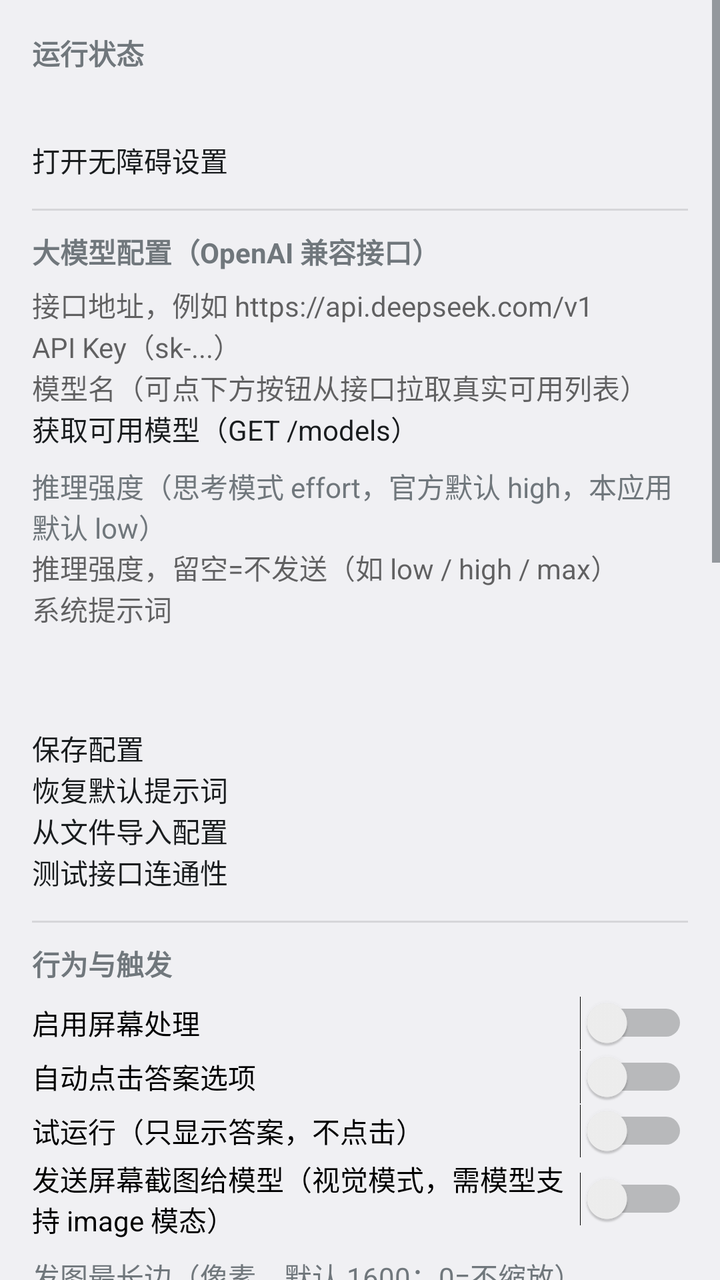
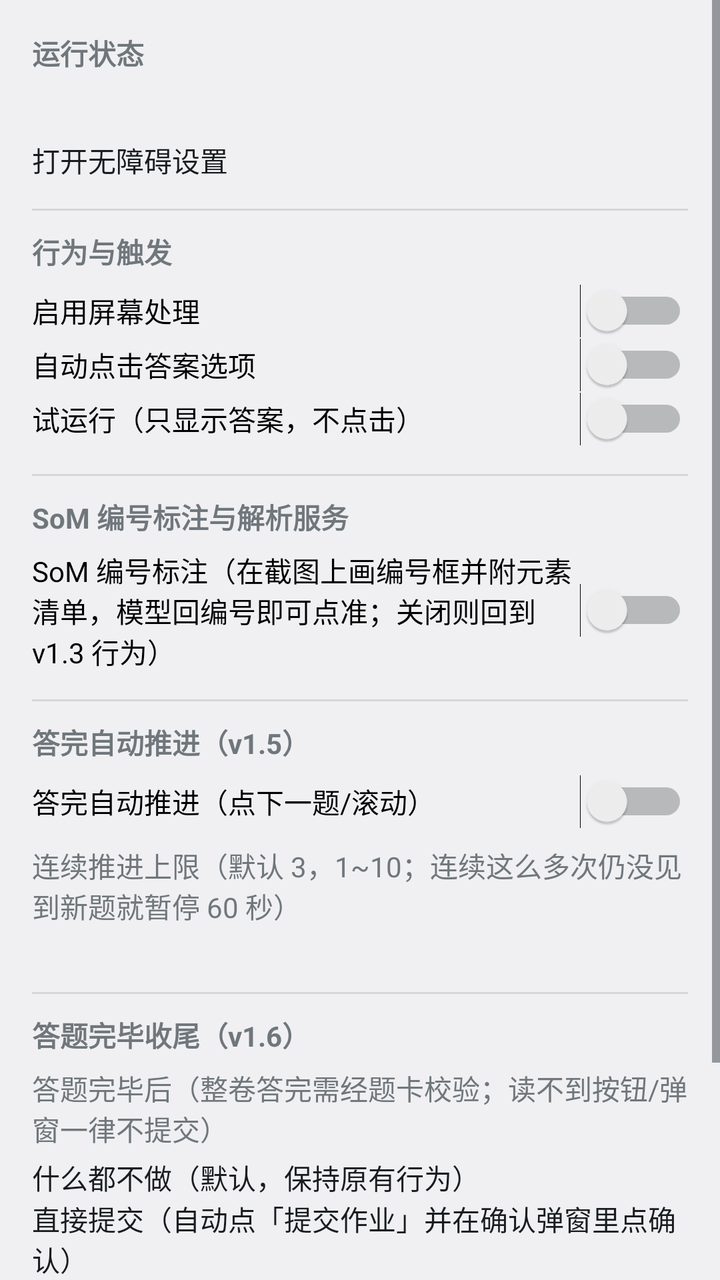

Screens rendered from an Android XML layout before and after an edit, with the pre-edit source and the edit as a unified diff.
<!-- AndroidManifest.xml: application theme AppTheme -->
<!-- res/layout/activity_main.xml -->
<?xml version="1.0" encoding="utf-8"?>
<ScrollView xmlns:android="http://schemas.android.com/apk/res/android"
    android:id="@+id/rootScroll"
    android:layout_width="match_parent"
    android:layout_height="match_parent"
    android:clipToPadding="false"
    android:fillViewport="true"
    android:focusable="true"
    android:focusableInTouchMode="true"
    android:fitsSystemWindows="true">

    <LinearLayout
        android:layout_width="match_parent"
        android:layout_height="wrap_content"
        android:orientation="vertical"
        android:padding="16dp">

        
        <TextView
            android:layout_width="match_parent"
            android:layout_height="wrap_content"
            android:paddingBottom="6dp"
            android:text="@string/sec_status"
            android:textStyle="bold" />

        <TextView
            android:id="@+id/statusText"
            android:layout_width="match_parent"
            android:layout_height="wrap_content"
            android:paddingBottom="8dp"
            android:text="" />

        <Button
            android:id="@+id/btnOpenA11y"
            android:layout_width="match_parent"
            android:layout_height="wrap_content"
            android:text="@string/btn_open_a11y" />

        <View
            android:layout_width="match_parent"
            android:layout_height="1dp"
            android:layout_marginTop="14dp"
            android:layout_marginBottom="10dp"
            android:background="?android:attr/listDivider" />

        
        <TextView
            android:layout_width="match_parent"
            android:layout_height="wrap_content"
            android:paddingBottom="6dp"
            android:text="@string/sec_config"
            android:textStyle="bold" />

        <EditText
            android:id="@+id/etBaseUrl"
            android:layout_width="match_parent"
            android:layout_height="wrap_content"
            android:hint="@string/hint_base_url"
            android:importantForAutofill="no"
            android:inputType="textUri"
            android:maxLines="1" />

        <EditText
            android:id="@+id/etApiKey"
            android:layout_width="match_parent"
            android:layout_height="wrap_content"
            android:hint="@string/hint_api_key"
            android:importantForAutofill="no"
            android:inputType="textPassword"
            android:maxLines="1" />

        <EditText
            android:id="@+id/etModel"
            android:layout_width="match_parent"
            android:layout_height="wrap_content"
            android:hint="@string/hint_model"
            android:importantForAutofill="no"
            android:inputType="text"
            android:maxLines="1" />

        <Button
            android:id="@+id/btnListModels"
            android:layout_width="match_parent"
            android:layout_height="wrap_content"
            android:text="@string/btn_list_models"
            android:textAllCaps="false" />

        <TextView
            android:layout_width="match_parent"
            android:layout_height="wrap_content"
            android:paddingTop="8dp"
            android:text="@string/lbl_reasoning_effort" />

        <EditText
            android:id="@+id/etReasoningEffort"
            android:layout_width="match_parent"
            android:layout_height="wrap_content"
            android:hint="@string/hint_reasoning_effort"
            android:importantForAutofill="no"
            android:inputType="text"
            android:maxLines="1" />

        <EditText
            android:id="@+id/etSystemPrompt"
            android:layout_width="match_parent"
            android:layout_height="wrap_content"
            android:gravity="top|start"
            android:hint="@string/hint_system_prompt"
            android:importantForAutofill="no"
            android:inputType="textMultiLine"
            android:minLines="4" />

        <Button
            android:id="@+id/btnSave"
            android:layout_width="match_parent"
            android:layout_height="wrap_content"
            android:text="@string/btn_save" />

        <Button
            android:id="@+id/btnDefaultPrompt"
            android:layout_width="match_parent"
            android:layout_height="wrap_content"
            android:text="@string/btn_default_prompt" />

        <Button
            android:id="@+id/btnImportConfig"
            android:layout_width="match_parent"
            android:layout_height="wrap_content"
            android:text="@string/btn_import_config" />

        <Button
            android:id="@+id/btnTest"
            android:layout_width="match_parent"
            android:layout_height="wrap_content"
            android:text="@string/btn_test" />

        <View
            android:layout_width="match_parent"
            android:layout_height="1dp"
            android:layout_marginTop="14dp"
            android:layout_marginBottom="10dp"
            android:background="?android:attr/listDivider" />

        
        <TextView
            android:layout_width="match_parent"
            android:layout_height="wrap_content"
            android:paddingBottom="6dp"
            android:text="@string/sec_behavior"
            android:textStyle="bold" />

        <Switch
            android:id="@+id/swProcessing"
            android:layout_width="match_parent"
            android:layout_height="wrap_content"
            android:text="@string/sw_processing" />

        <Switch
            android:id="@+id/swAutoClick"
            android:layout_width="match_parent"
            android:layout_height="wrap_content"
            android:text="@string/sw_auto_click" />

        <Switch
            android:id="@+id/swDryRun"
            android:layout_width="match_parent"
            android:layout_height="wrap_content"
            android:text="@string/sw_dry_run" />

        <Switch
            android:id="@+id/swSendScreenshot"
            android:layout_width="match_parent"
            android:layout_height="wrap_content"
            android:text="@string/sw_send_screenshot" />

        <TextView
            android:layout_width="match_parent"
            android:layout_height="wrap_content"
            android:paddingTop="8dp"
            android:text="@string/lbl_image_max_side" />

        <EditText
            android:id="@+id/etImageMaxSide"
            android:layout_width="match_parent"
            android:layout_height="wrap_content"
            android:importantForAutofill="no"
            android:inputType="number" />

        <TextView
            android:layout_width="match_parent"
            android:layout_height="wrap_content"
            android:paddingTop="8dp"
            android:text="@string/lbl_poll_interval" />

        <EditText
            android:id="@+id/etPollInterval"
            android:layout_width="match_parent"
            android:layout_height="wrap_content"
            android:importantForAutofill="no"
            android:inputType="number" />

        <TextView
            android:layout_width="match_parent"
            android:layout_height="wrap_content"
            android:paddingTop="8dp"
            android:text="@string/lbl_ocr_scale" />

        <EditText
            android:id="@+id/etOcrScale"
            android:layout_width="match_parent"
            android:layout_height="wrap_content"
            android:importantForAutofill="no"
            android:inputType="number" />

        <TextView
            android:layout_width="match_parent"
            android:layout_height="wrap_content"
            android:paddingTop="8dp"
            android:text="@string/lbl_min_score" />

        <EditText
            android:id="@+id/etMinScore"
            android:layout_width="match_parent"
            android:layout_height="wrap_content"
            android:importantForAutofill="no"
            android:inputType="number" />

        <TextView
            android:layout_width="match_parent"
            android:layout_height="wrap_content"
            android:paddingTop="8dp"
            android:text="@string/lbl_debounce" />

        <EditText
            android:id="@+id/etDebounce"
            android:layout_width="match_parent"
            android:layout_height="wrap_content"
            android:importantForAutofill="no"
            android:inputType="number" />

        <TextView
            android:layout_width="match_parent"
            android:layout_height="wrap_content"
            android:paddingTop="8dp"
            android:text="@string/lbl_min_conf" />

        <EditText
            android:id="@+id/etMinConf"
            android:layout_width="match_parent"
            android:layout_height="wrap_content"
            android:importantForAutofill="no"
            android:inputType="numberDecimal" />

        <TextView
            android:layout_width="match_parent"
            android:layout_height="wrap_content"
            android:paddingTop="8dp"
            android:text="@string/lbl_dedup" />

        <EditText
            android:id="@+id/etDedup"
            android:layout_width="match_parent"
            android:layout_height="wrap_content"
            android:importantForAutofill="no"
            android:inputType="number" />

        <TextView
            android:layout_width="match_parent"
            android:layout_height="wrap_content"
            android:paddingTop="8dp"
            android:text="@string/lbl_timeout" />

        <EditText
            android:id="@+id/etTimeout"
            android:layout_width="match_parent"
            android:layout_height="wrap_content"
            android:importantForAutofill="no"
            android:inputType="number" />

        <View
            android:layout_width="match_parent"
            android:layout_height="1dp"
            android:layout_marginTop="14dp"
            android:layout_marginBottom="10dp"
            android:background="?android:attr/listDivider" />

        
        <TextView
            android:layout_width="match_parent"
            android:layout_height="wrap_content"
            android:paddingBottom="6dp"
            android:text="@string/sec_log"
            android:textStyle="bold" />

        <LinearLayout
            android:layout_width="match_parent"
            android:layout_height="wrap_content"
            android:orientation="horizontal">

            <Button
                android:id="@+id/btnRefreshLog"
                android:layout_width="0dp"
                android:layout_height="wrap_content"
                android:layout_weight="1"
                android:text="@string/btn_refresh_log" />

            <Button
                android:id="@+id/btnClearLog"
                android:layout_width="0dp"
                android:layout_height="wrap_content"
                android:layout_weight="1"
                android:text="@string/btn_clear_log" />
        </LinearLayout>

        <ScrollView
            android:id="@+id/logScroll"
            android:layout_width="match_parent"
            android:layout_height="320dp"
            android:layout_marginTop="6dp"
            android:background="?android:attr/colorBackground"
            android:padding="6dp">

            <TextView
                android:id="@+id/logText"
                android:layout_width="match_parent"
                android:layout_height="wrap_content"
                android:fontFamily="monospace"
                android:text=""
                android:textSize="11sp" />
        </ScrollView>

    </LinearLayout>
</ScrollView>
<!-- resources referenced by this layout -->
<resources>
  <string name="btn_clear_log">清空日志</string>
  <string name="btn_default_prompt">恢复默认提示词</string>
  <string name="btn_import_config">从文件导入配置</string>
  <string name="btn_list_models">获取可用模型（GET /models）</string>
  <string name="btn_open_a11y">打开无障碍设置</string>
  <string name="btn_refresh_log">刷新日志</string>
  <string name="btn_save">保存配置</string>
  <string name="btn_test">测试接口连通性</string>
  <string name="hint_api_key">API Key（sk-...）</string>
  <string name="hint_base_url">接口地址，例如 https://api.deepseek.com/v1</string>
  <string name="hint_model">模型名（可点下方按钮从接口拉取真实可用列表）</string>
  <string name="hint_reasoning_effort">推理强度，留空=不发送（如 low / high / max）</string>
  <string name="hint_system_prompt">系统提示词</string>
  <string name="lbl_debounce">截图去抖（毫秒，默认 1200）</string>
  <string name="lbl_dedup">同一屏去重时长（秒，默认 45）</string>
  <string name="lbl_image_max_side">发图最长边（像素，默认 1600；0=不缩放）</string>
  <string name="lbl_min_conf">点击所需最低置信度（默认 0.5）</string>
  <string name="lbl_min_score">题目判定阈值（分值，默认 3）</string>
  <string name="lbl_ocr_scale">OCR 缩放百分比（30~100，默认 100；调低省电但小字可能漏认）</string>
  <string name="lbl_poll_interval">轮询间隔（毫秒，默认 2000；0=关闭轮询只靠无障碍事件）</string>
  <string name="lbl_reasoning_effort">推理强度（思考模式 effort，官方默认 high，本应用默认 low）</string>
  <string name="lbl_timeout">接口超时（毫秒，默认 30000）</string>
  <string name="sec_behavior">行为与触发</string>
  <string name="sec_config">大模型配置（OpenAI 兼容接口）</string>
  <string name="sec_log">运行日志</string>
  <string name="sec_status">运行状态</string>
  <string name="sw_auto_click">自动点击答案选项</string>
  <string name="sw_dry_run">试运行（只显示答案，不点击）</string>
  <string name="sw_processing">启用屏幕处理</string>
  <string name="sw_send_screenshot">发送屏幕截图给模型（视觉模式，需模型支持 image 模态）</string>
  <style name="AppTheme" parent="@android:style/Theme.DeviceDefault.DayNight" />
</resources>

<!-- the commit's change to res/layout/activity_main.xml (unified diff, before → after) -->
@@ -48,104 +48,6 @@
             android:layout_width="match_parent"
             android:layout_height="wrap_content"
             android:paddingBottom="6dp"
-            android:text="@string/sec_config"
-            android:textStyle="bold" />
-
-        <EditText
-            android:id="@+id/etBaseUrl"
-            android:layout_width="match_parent"
-            android:layout_height="wrap_content"
-            android:hint="@string/hint_base_url"
-            android:importantForAutofill="no"
-            android:inputType="textUri"
-            android:maxLines="1" />
-
-        <EditText
-            android:id="@+id/etApiKey"
-            android:layout_width="match_parent"
-            android:layout_height="wrap_content"
-            android:hint="@string/hint_api_key"
-            android:importantForAutofill="no"
-            android:inputType="textPassword"
-            android:maxLines="1" />
-
-        <EditText
-            android:id="@+id/etModel"
-            android:layout_width="match_parent"
-            android:layout_height="wrap_content"
-            android:hint="@string/hint_model"
-            android:importantForAutofill="no"
-            android:inputType="text"
-            android:maxLines="1" />
-
-        <Button
-            android:id="@+id/btnListModels"
-            android:layout_width="match_parent"
-            android:layout_height="wrap_content"
-            android:text="@string/btn_list_models"
-            android:textAllCaps="false" />
-
-        <TextView
-            android:layout_width="match_parent"
-            android:layout_height="wrap_content"
-            android:paddingTop="8dp"
-            android:text="@string/lbl_reasoning_effort" />
-
-        <EditText
-            android:id="@+id/etReasoningEffort"
-            android:layout_width="match_parent"
-            android:layout_height="wrap_content"
-            android:hint="@string/hint_reasoning_effort"
-            android:importantForAutofill="no"
-            android:inputType="text"
-            android:maxLines="1" />
-
-        <EditText
-            android:id="@+id/etSystemPrompt"
-            android:layout_width="match_parent"
-            android:layout_height="wrap_content"
-            android:gravity="top|start"
-            android:hint="@string/hint_system_prompt"
-            android:importantForAutofill="no"
-            android:inputType="textMultiLine"
-            android:minLines="4" />
-
-        <Button
-            android:id="@+id/btnSave"
-            android:layout_width="match_parent"
-            android:layout_height="wrap_content"
-            android:text="@string/btn_save" />
-
-        <Button
-            android:id="@+id/btnDefaultPrompt"
-            android:layout_width="match_parent"
-            android:layout_height="wrap_content"
-            android:text="@string/btn_default_prompt" />
-
-        <Button
-            android:id="@+id/btnImportConfig"
-            android:layout_width="match_parent"
-            android:layout_height="wrap_content"
-            android:text="@string/btn_import_config" />
-
-        <Button
-            android:id="@+id/btnTest"
-            android:layout_width="match_parent"
-            android:layout_height="wrap_content"
-            android:text="@string/btn_test" />
-
-        <View
-            android:layout_width="match_parent"
-            android:layout_height="1dp"
-            android:layout_marginTop="14dp"
-            android:layout_marginBottom="10dp"
-            android:background="?android:attr/listDivider" />
-
-        
-        <TextView
-            android:layout_width="match_parent"
-            android:layout_height="wrap_content"
-            android:paddingBottom="6dp"
             android:text="@string/sec_behavior"
             android:textStyle="bold" />
 
@@ -167,111 +69,56 @@
             android:layout_height="wrap_content"
             android:text="@string/sw_dry_run" />
 
-        <Switch
-            android:id="@+id/swSendScreenshot"
+        <View
+            android:layout_width="match_parent"
+            android:layout_height="1dp"
+            android:layout_marginTop="14dp"
+            android:layout_marginBottom="10dp"
+            android:background="?android:attr/listDivider" />
+
+        
+        <TextView
             android:layout_width="match_parent"
             android:layout_height="wrap_content"
-            android:text="@string/sw_send_screenshot" />
+            android:paddingBottom="6dp"
+            android:text="@string/sec_som"
+            android:textStyle="bold" />
+
+        <Switch
+            android:id="@+id/swSom"
+            android:layout_width="match_parent"
+            android:layout_height="wrap_content"
+            android:text="@string/sw_som" />
+
+        <View
+            android:layout_width="match_parent"
+            android:layout_height="1dp"
+            android:layout_marginTop="14dp"
+            android:layout_marginBottom="10dp"
+            android:background="?android:attr/listDivider" />
+
+        
+        <TextView
+            android:layout_width="match_parent"
+            android:layout_height="wrap_content"
+            android:paddingBottom="6dp"
+            android:text="@string/sec_auto_advance"
+            android:textStyle="bold" />
+
+        <Switch
+            android:id="@+id/swAutoAdvance"
+            android:layout_width="match_parent"
+            android:layout_height="wrap_content"
+            android:text="@string/sw_auto_advance" />
 
         <TextView
             android:layout_width="match_parent"
             android:layout_height="wrap_content"
             android:paddingTop="8dp"
-            android:text="@string/lbl_image_max_side" />
+            android:text="@string/lbl_auto_advance_max_streak" />
 
         <EditText
-            android:id="@+id/etImageMaxSide"
-            android:layout_width="match_parent"
-            android:layout_height="wrap_content"
-            android:importantForAutofill="no"
-            android:inputType="number" />
-
-        <TextView
-            android:layout_width="match_parent"
-            android:layout_height="wrap_content"
-            android:paddingTop="8dp"
-            android:text="@string/lbl_poll_interval" />
-
-        <EditText
-            android:id="@+id/etPollInterval"
-            android:layout_width="match_parent"
-            android:layout_height="wrap_content"
-            android:importantForAutofill="no"
-            android:inputType="number" />
-
-        <TextView
-            android:layout_width="match_parent"
-            android:layout_height="wrap_content"
-            android:paddingTop="8dp"
-            android:text="@string/lbl_ocr_scale" />
-
-        <EditText
-            android:id="@+id/etOcrScale"
-            android:layout_width="match_parent"
-            android:layout_height="wrap_content"
-            android:importantForAutofill="no"
-            android:inputType="number" />
-
-        <TextView
-            android:layout_width="match_parent"
-            android:layout_height="wrap_content"
-            android:paddingTop="8dp"
-            android:text="@string/lbl_min_score" />
-
-        <EditText
-            android:id="@+id/etMinScore"
-            android:layout_width="match_parent"
-            android:layout_height="wrap_content"
-            android:importantForAutofill="no"
-            android:inputType="number" />
-
-        <TextView
-            android:layout_width="match_parent"
-            android:layout_height="wrap_content"
-            android:paddingTop="8dp"
-            android:text="@string/lbl_debounce" />
-
-        <EditText
-            android:id="@+id/etDebounce"
-            android:layout_width="match_parent"
-            android:layout_height="wrap_content"
-            android:importantForAutofill="no"
-            android:inputType="number" />
-
-        <TextView
-            android:layout_width="match_parent"
-            android:layout_height="wrap_content"
-            android:paddingTop="8dp"
-            android:text="@string/lbl_min_conf" />
-
-        <EditText
-            android:id="@+id/etMinConf"
-            android:layout_width="match_parent"
-            android:layout_height="wrap_content"
-            android:importantForAutofill="no"
-            android:inputType="numberDecimal" />
-
-        <TextView
-            android:layout_width="match_parent"
-            android:layout_height="wrap_content"
-            android:paddingTop="8dp"
-            android:text="@string/lbl_dedup" />
-
-        <EditText
-            android:id="@+id/etDedup"
-            android:layout_width="match_parent"
-            android:layout_height="wrap_content"
-            android:importantForAutofill="no"
-            android:inputType="number" />
-
-        <TextView
-            android:layout_width="match_parent"
-            android:layout_height="wrap_content"
-            android:paddingTop="8dp"
-            android:text="@string/lbl_timeout" />
-
-        <EditText
-            android:id="@+id/etTimeout"
+            android:id="@+id/etAutoAdvanceMaxStreak"
             android:layout_width="match_parent"
             android:layout_height="wrap_content"
             android:importantForAutofill="no"
@@ -289,45 +136,58 @@
             android:layout_width="match_parent"
             android:layout_height="wrap_content"
             android:paddingBottom="6dp"
-            android:text="@string/sec_log"
+            android:text="@string/sec_finish"
             android:textStyle="bold" />
 
-        <LinearLayout
+        <TextView
             android:layout_width="match_parent"
             android:layout_height="wrap_content"
-            android:orientation="horizontal">
+            android:paddingBottom="4dp"
+            android:text="@string/lbl_finish_mode" />
 
-            <Button
-                android:id="@+id/btnRefreshLog"
-                android:layout_width="0dp"
-                android:layout_height="wrap_content"
-                android:layout_weight="1"
-                android:text="@string/btn_refresh_log" />
+        <RadioGroup
+            android:id="@+id/rgFinishMode"
+            android:layout_width="match_parent"
+            android:layout_height="wrap_content"
+            android:orientation="vertical">
 
-            <Button
-                android:id="@+id/btnClearLog"
-                android:layout_width="0dp"
-                android:layout_height="wrap_content"
-                android:layout_weight="1"
-                android:text="@string/btn_clear_log" />
-        </LinearLayout>
-
-        <ScrollView
-            android:id="@+id/logScroll"
-            android:layout_width="match_parent"
-            android:layout_height="320dp"
-            android:layout_marginTop="6dp"
-            android:background="?android:attr/colorBackground"
-            android:padding="6dp">
-
-            <TextView
-                android:id="@+id/logText"
+            <RadioButton
+                android:id="@+id/rbFinishOff"
                 android:layout_width="match_parent"
                 android:layout_height="wrap_content"
-                android:fontFamily="monospace"
-                android:text=""
-                android:textSize="11sp" />
-        </ScrollView>
+                android:text="@string/rb_finish_off" />
 
+            <RadioButton
+                android:id="@+id/rbFinishSubmit"
+                android:layout_width="match_parent"
+                android:layout_height="wrap_content"
+                android:text="@string/rb_finish_submit" />
+
+            <RadioButton
+                android:id="@+id/rbFinishIdle"
+                android:layout_width="match_parent"
+                android:layout_height="wrap_content"
+                android:text="@string/rb_finish_idle" />
+        </RadioGroup>
+
+        <View
+            android:layout_width="match_parent"
+            android:layout_height="1dp"
+            android:layout_marginTop="14dp"
+            android:layout_marginBottom="10dp"
+            android:background="?android:attr/listDivider" />
+
+        
+        <Button
+            android:id="@+id/btnOpenSettings"
+            android:layout_width="match_parent"
+            android:layout_height="wrap_content"
+            android:text="@string/btn_settings" />
+
+        <TextView
+            android:layout_width="match_parent"
+            android:layout_height="wrap_content"
+            android:paddingTop="8dp"
+            android:text="@string/sec_log_hint" />
     </LinearLayout>
 </ScrollView>
<!-- resource entries referenced after the edit -->
@@ -1,35 +1,23 @@
 <!-- resources referenced by this layout -->
 <resources>
-  <string name="btn_clear_log">清空日志</string>
-  <string name="btn_default_prompt">恢复默认提示词</string>
-  <string name="btn_import_config">从文件导入配置</string>
-  <string name="btn_list_models">获取可用模型（GET /models）</string>
   <string name="btn_open_a11y">打开无障碍设置</string>
-  <string name="btn_refresh_log">刷新日志</string>
-  <string name="btn_save">保存配置</string>
-  <string name="btn_test">测试接口连通性</string>
-  <string name="hint_api_key">API Key（sk-...）</string>
-  <string name="hint_base_url">接口地址，例如 https://api.deepseek.com/v1</string>
-  <string name="hint_model">模型名（可点下方按钮从接口拉取真实可用列表）</string>
-  <string name="hint_reasoning_effort">推理强度，留空=不发送（如 low / high / max）</string>
-  <string name="hint_system_prompt">系统提示词</string>
-  <string name="lbl_debounce">截图去抖（毫秒，默认 1200）</string>
-  <string name="lbl_dedup">同一屏去重时长（秒，默认 45）</string>
-  <string name="lbl_image_max_side">发图最长边（像素，默认 1600；0=不缩放）</string>
-  <string name="lbl_min_conf">点击所需最低置信度（默认 0.5）</string>
-  <string name="lbl_min_score">题目判定阈值（分值，默认 3）</string>
-  <string name="lbl_ocr_scale">OCR 缩放百分比（30~100，默认 100；调低省电但小字可能漏认）</string>
-  <string name="lbl_poll_interval">轮询间隔（毫秒，默认 2000；0=关闭轮询只靠无障碍事件）</string>
-  <string name="lbl_reasoning_effort">推理强度（思考模式 effort，官方默认 high，本应用默认 low）</string>
-  <string name="lbl_timeout">接口超时（毫秒，默认 30000）</string>
+  <string name="btn_settings">高级设置（接口 / 识别参数 / 解析服务 / 日志）</string>
+  <string name="lbl_auto_advance_max_streak">连续推进上限（默认 3，1~10；连续这么多次仍没见到新题就暂停 60 秒）</string>
+  <string name="lbl_finish_mode">答题完毕后（整卷答完需经题卡校验；读不到按钮/弹窗一律不提交）</string>
+  <string name="rb_finish_idle">继续答题（停手，不再操作本应用 = 等同退出）</string>
+  <string name="rb_finish_off">什么都不做（默认，保持原有行为）</string>
+  <string name="rb_finish_submit">直接提交（自动点「提交作业」并在确认弹窗里点确认）</string>
+  <string name="sec_auto_advance">答完自动推进（v1.5）</string>
   <string name="sec_behavior">行为与触发</string>
-  <string name="sec_config">大模型配置（OpenAI 兼容接口）</string>
-  <string name="sec_log">运行日志</string>
+  <string name="sec_finish">答题完毕收尾（v1.6）</string>
+  <string name="sec_log_hint">运行日志在「高级设置」页底部（长按可复制全部）。</string>
+  <string name="sec_som">SoM 编号标注与解析服务</string>
   <string name="sec_status">运行状态</string>
+  <string name="sw_auto_advance">答完自动推进（点下一题/滚动）</string>
   <string name="sw_auto_click">自动点击答案选项</string>
   <string name="sw_dry_run">试运行（只显示答案，不点击）</string>
   <string name="sw_processing">启用屏幕处理</string>
-  <string name="sw_send_screenshot">发送屏幕截图给模型（视觉模式，需模型支持 image 模态）</string>
+  <string name="sw_som">SoM 编号标注（在截图上画编号框并附元素清单，模型回编号即可点准；关闭则回到 v1.3 行为）</string>
   <style name="AppTheme" parent="@android:style/Theme.DeviceDefault.DayNight" />
 </resources>
 
